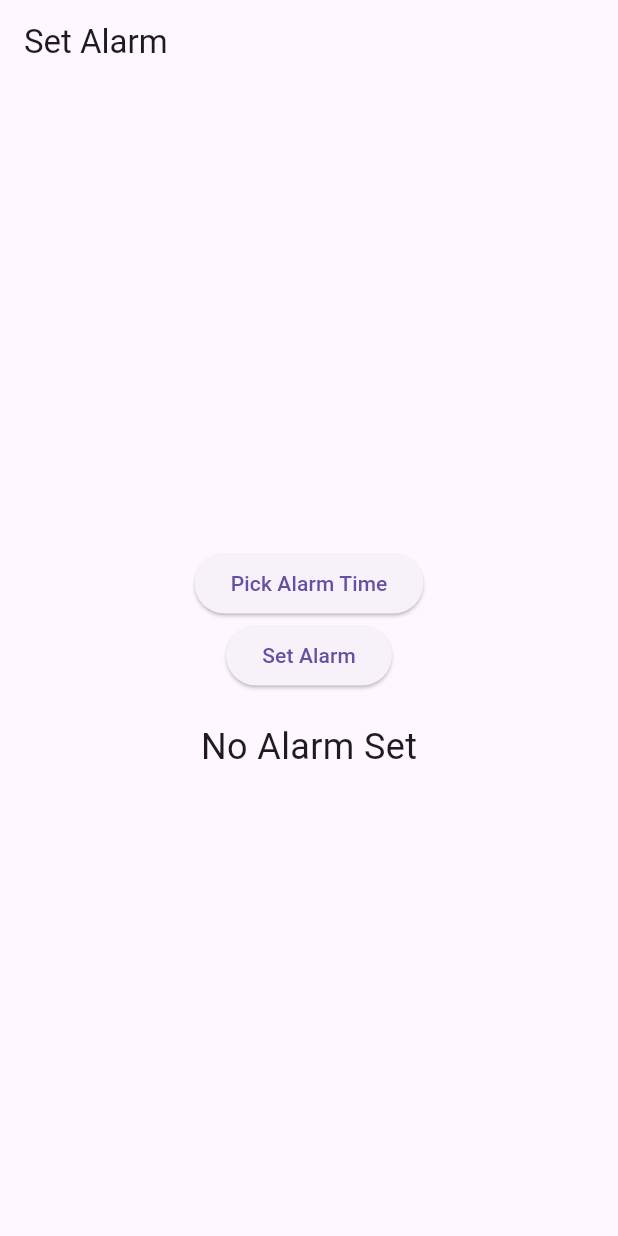
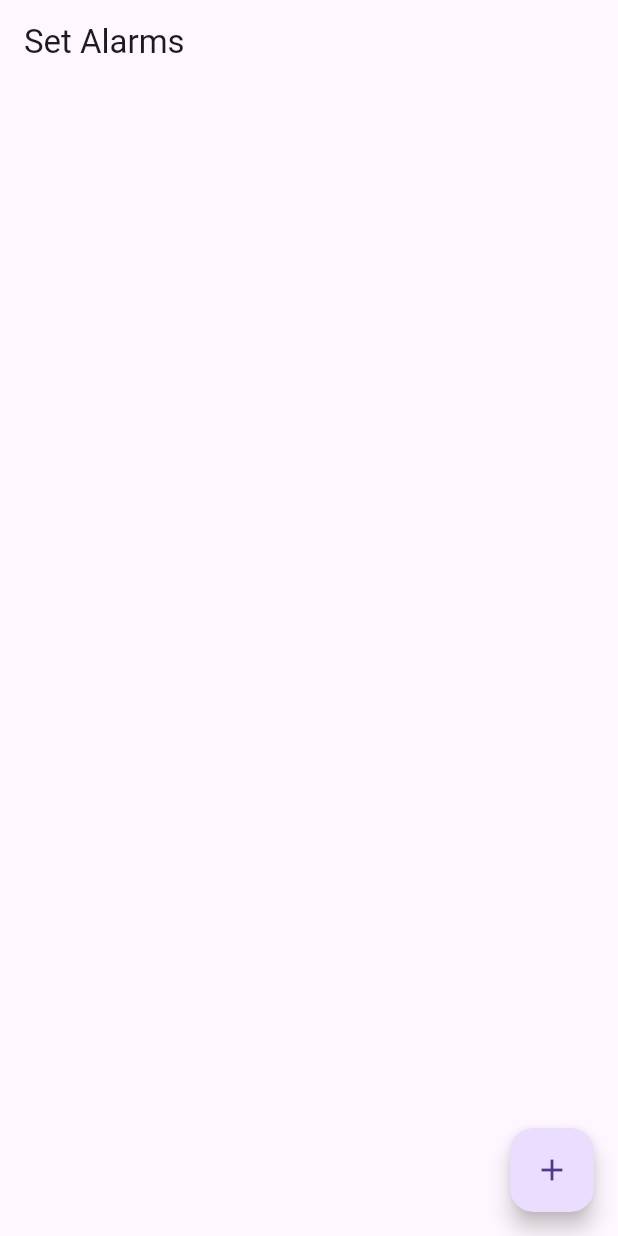
Before and after one commit to RileyKt/alarm_app, a Flutter app: the screen it shows after launch, on a phone screen of 412 x 824 dp. Run offline on Flutter 3.47's test engine with Material 3 defaults, Android fonts, the phone set to English and light mode, and no system bars; missing offline and left inert: android_alarm_manager_plus.

Commit message:
Able to set multiple alarms, as well as delete alarms

```diff
--- a/lib/main.dart
+++ b/lib/main.dart
@@ -1,31 +1,27 @@
 import 'package:flutter/material.dart';
 import 'package:android_alarm_manager_plus/android_alarm_manager_plus.dart';
 
-// Main entry point of the application.
 void main() async {
   WidgetsFlutterBinding.ensureInitialized();
   await AndroidAlarmManager.initialize();
   runApp(const MyApp());
 }
 
-// Main application widget.
 class MyApp extends StatelessWidget {
   const MyApp({super.key});
 
   @override
   Widget build(BuildContext context) {
-    // MaterialApp sets the configuration for the top-level routing and styling.
     return MaterialApp(
-      title: 'Alarm App',  // The title of the app displayed in the task manager.
+      title: 'Alarm App',
       theme: ThemeData(
-        primarySwatch: Colors.blue,  // Primary theme color of the app.
+        primarySwatch: Colors.blue,
       ),
-      home: const AlarmScreen(),  // Home screen of the app.
+      home: const AlarmScreen(),
     );
   }
 }
 
-// Stateful widget for the alarm screen, manages the alarm setting UI.
 class AlarmScreen extends StatefulWidget {
   const AlarmScreen({super.key});
 
@@ -33,96 +29,98 @@ class AlarmScreen extends StatefulWidget {
   AlarmScreenState createState() => AlarmScreenState();
 }
 
-// State class for the AlarmScreen.
+class AlarmInfo {
+  TimeOfDay time;
+  int id;
+
+  AlarmInfo({required this.time, required this.id});
+}
+
 class AlarmScreenState extends State<AlarmScreen> {
-  TimeOfDay? _selectedTime;  // Holds the selected time for the alarm.
+  List<AlarmInfo> alarms = [];
 
-  // Function to open a time picker dialog and allow user to select a time.
+  int generateAlarmId() {
+    int currentTimestamp = DateTime.now().millisecondsSinceEpoch;
+    // Use the current timestamp modulo a large prime number (for example) to get a unique ID that fits in 31 bits.
+    return currentTimestamp % 1000000007;
+  }
+
   void _pickTime() async {
     final TimeOfDay? time = await showTimePicker(
       context: context,
-      initialTime: TimeOfDay.now(),  // Set initial time in picker to now.
+      initialTime: TimeOfDay.now(),
     );
-    if (time != null && time != _selectedTime) {
+    if (time != null) {
+      final int id = generateAlarmId();
+      final alarmInfo = AlarmInfo(time: time, id: id);
       setState(() {
-        _selectedTime = time;  // Update the selected time when new time is picked.
+        alarms.add(alarmInfo);
       });
+      await setAlarm(alarmInfo); // Schedule the alarm after adding it to the list
     }
   }
 
 
-  Future<void> setAlarm() async {
-    if (_selectedTime == null) {
-      print("No time selected.");
-      return;
-    }
-
+  Future<void> setAlarm(AlarmInfo alarmInfo) async {
     final now = DateTime.now();
-    // Convert _selectedTime to a DateTime object for today.
     final alarmDateTime = DateTime(
       now.year,
       now.month,
       now.day,
-      _selectedTime!.hour,
-      _selectedTime!.minute,
+      alarmInfo.time.hour,
+      alarmInfo.time.minute,
     );
 
-    // If the selected time is in the past, schedule it for the next day.
     final scheduleAlarmDateTime = alarmDateTime.isBefore(now)
-        ? alarmDateTime.add(Duration(days: 1))
+        ? alarmDateTime.add(const Duration(days: 1))
         : alarmDateTime;
 
-    // Unique alarm ID.
-    const int alarmId = 2;
     await AndroidAlarmManager.oneShotAt(
       scheduleAlarmDateTime,
-      alarmId,
+      alarmInfo.id,
       alarmCallback,
       wakeup: true,
     );
 
-    print("Alarm set for $scheduleAlarmDateTime");
-
+    print("Alarm ${alarmInfo.id} set for $scheduleAlarmDateTime");
   }
 
-  static void alarmCallback() {
-    print("Alarm Fired!");
-// Here you can add the logic to show notifications or any other functionality.
+  void cancelAlarm(int id) async {
+    await AndroidAlarmManager.cancel(id);
+    setState(() {
+      alarms.removeWhere((alarm) => alarm.id == id);
+    });
   }
 
   @override
   Widget build(BuildContext context) {
-    // Builds the user interface for the alarm screen.
     return Scaffold(
       appBar: AppBar(
-        title: const Text('Set Alarm'),  // AppBar with title.
+        title: const Text('Set Alarms'),
       ),
-      body: Center(
-        child: Column(
-          mainAxisAlignment: MainAxisAlignment.center,
-          children: <Widget>[
-            ElevatedButton(
-              onPressed: _pickTime,  // Button to trigger time picker.
-              child: const Text('Pick Alarm Time'),
+      body: ListView.builder(
+        itemCount: alarms.length,
+        itemBuilder: (context, index) {
+          final alarm = alarms[index];
+          return ListTile(
+            title: Text('Alarm set for: ${alarm.time.format(context)}'),
+            trailing: IconButton(
+              icon: const Icon(Icons.delete),
+              onPressed: () => cancelAlarm(alarm.id),
             ),
-            ElevatedButton(
-              onPressed: () {
-                setAlarm();
-                final snackBar = SnackBar(
-                  content: Text('Alarm set for ${_selectedTime!.format(context)}'),
-                );
-                ScaffoldMessenger.of(context).showSnackBar(snackBar);
-              },
-              child: const Text('Set Alarm'),
-            ),
-            const SizedBox(height: 20),  // Spacing between button and text.
-            Text(
-              _selectedTime != null ? 'Alarm Time: ${_selectedTime!.format(context)}' : 'No Alarm Set',
-              style: const TextStyle(fontSize: 24),  // Text style for the alarm time.
-            ),
-          ],
-        ),
+          );
+        },
+      ),
+      floatingActionButton: FloatingActionButton(
+        onPressed: _pickTime,
+        child: const Icon(Icons.add),
       ),
     );
   }
 }
+
+@pragma('vm:entry-point')
+void alarmCallback() {
+  print("Alarm Fired!");
+  // Here you can add the logic to show notifications or any other functionality.
+}
```
